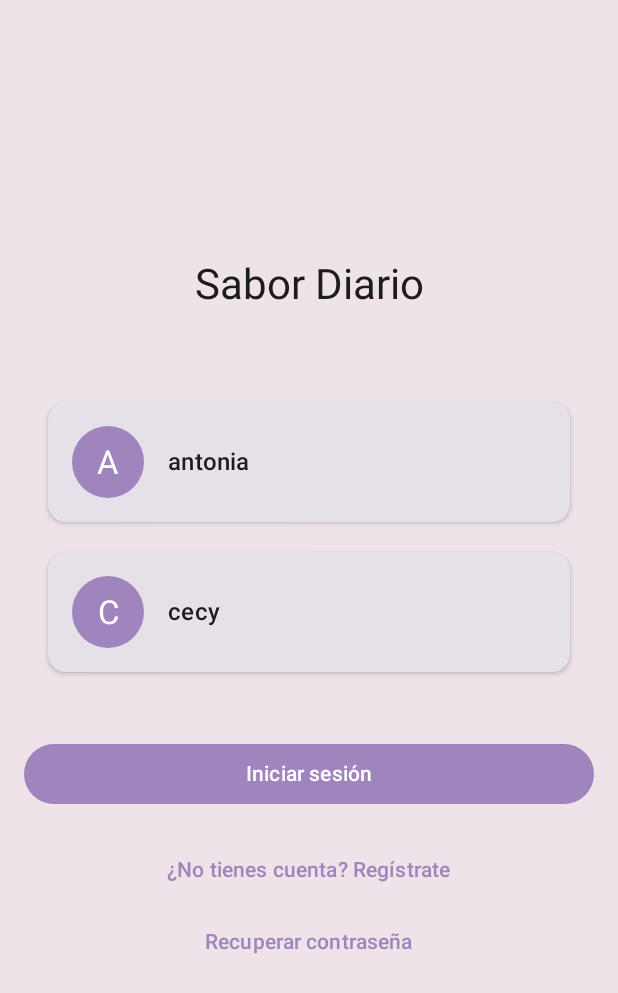
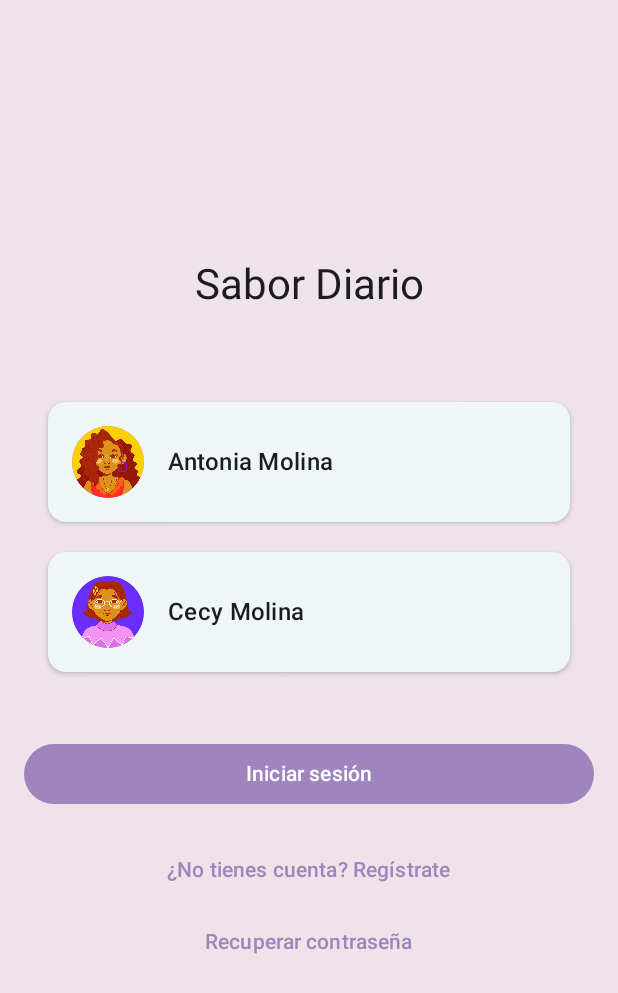
Before and after one commit to cesar-bravo-m/tarea-kotlin, an Android app built with Jetpack Compose: the screen it shows after launch (MainActivity), on a phone screen of 412 x 824 dp. Shown: the top 993 px of the screen. Run offline under Robolectric (Android 15) with nearby library versions, the phone set to English and light mode, and no system bars.

```diff
--- a/app/src/main/java/com/example/myapplication/business/UserCredentials.kt
+++ b/app/src/main/java/com/example/myapplication/business/UserCredentials.kt
@@ -1,9 +1,13 @@
 package com.example.myapplication.business
+
+import com.example.myapplication.R
 
 data class User(
     val username: String,
     var password: String,
     val email: String,
+    val fullName: String,
+    val avatar: Int? = null,
 )
 
 object UserManager {
@@ -11,11 +15,17 @@ object UserManager {
         User(
             username="antonia",
             password="admin",
-            email="admin@example.com"),
+            email="admin@example.com",
+            fullName="Antonia Molina",
+            avatar=R.drawable.female1
+        ),
         User(
             username="cecy",
             password="admin",
-            email="admin@example.com"),
+            fullName="Cecy Molina",
+            email="admin@example.com",
+            avatar=R.drawable.female2
+        ),
     )
 
     fun getUsersWhoPreviouslyHaveLoggedIn(): List<User> {
@@ -30,7 +40,13 @@ object UserManager {
         if (users.any { it.username == username || it.email == email }) {
             return false
         }
-        users.add(User(username, password, email))
+        users.add(User(
+            username=username,
+            password=password,
+            fullName="",
+            email=email,
+            avatar=R.drawable.male1
+        ))
         return true
     }
 
--- a/app/src/main/java/com/example/myapplication/ui/session/LoginScreen.kt
+++ b/app/src/main/java/com/example/myapplication/ui/session/LoginScreen.kt
@@ -34,10 +34,11 @@ fun LoginScreen(
     setVerificationCode: (String) -> Unit,
     setIsLoggedIn: (Boolean) -> Unit,
     setShowRegister: (Boolean) -> Unit,
-    context: Context
+    context: Context,
 ) {
     val (username, setUsername) = remember { mutableStateOf("") }
     val (password, setPassword) = remember { mutableStateOf("") }
+    val (selectedProfile, setSelectedProfile) = remember { mutableStateOf("") }
     Column(
         modifier = Modifier
             .fillMaxSize()
@@ -55,6 +56,8 @@ fun LoginScreen(
         UserCard(
             setUsername = setUsername,
             setPassword = setPassword,
+            selectedProfile = selectedProfile,
+            setSelectedProfile = setSelectedProfile,
         )
 
         // OutlinedTextField(
--- a/app/src/main/java/com/example/myapplication/ui/session/UserCard.kt
+++ b/app/src/main/java/com/example/myapplication/ui/session/UserCard.kt
@@ -1,5 +1,6 @@
 package com.example.myapplication.ui.session
 
+import androidx.compose.foundation.Image
 import androidx.compose.foundation.background
 import androidx.compose.foundation.clickable
 import androidx.compose.foundation.layout.*
@@ -14,7 +15,7 @@ import androidx.compose.runtime.Composable
 import androidx.compose.ui.Alignment
 import androidx.compose.ui.Modifier
 import androidx.compose.ui.draw.clip
-import androidx.compose.ui.text.style.TextAlign
+import androidx.compose.ui.res.painterResource
 import androidx.compose.ui.unit.dp
 import com.example.myapplication.business.User
 import com.example.myapplication.business.UserManager
@@ -23,6 +24,8 @@ import com.example.myapplication.business.UserManager
 fun UserCard(
     setUsername: (String) -> Unit,
     setPassword: (String) -> Unit,
+    selectedProfile: String,
+    setSelectedProfile: (String) -> Unit,
 ) {
     val previousUsers = UserManager.getUsersWhoPreviouslyHaveLoggedIn()
 
@@ -40,7 +43,7 @@ fun UserCard(
             )
         ) {
             items(previousUsers) { user ->
-                UserAvatar(user, setUsername, setPassword)
+                UserAvatar(user, setUsername, setPassword, selectedProfile, setSelectedProfile)
             }
         }
     }
@@ -51,8 +54,11 @@ private fun UserAvatar(
     user: User,
     setUsername: (String) -> Unit,
     setPassword: (String) -> Unit,
+    selectedProfile: String,
+    setSelectedProfile: (String) -> Unit,
 ) {
-    // TODO: If selected, highlight the card
+    val isSelected = user.username == selectedProfile
+
     Card(
         modifier = Modifier
             .fillMaxWidth()
@@ -60,8 +66,21 @@ private fun UserAvatar(
             .clickable {
                 setUsername(user.username)
                 setPassword("admin")
+                setSelectedProfile(user.username)
             },
-        elevation = CardDefaults.cardElevation(defaultElevation = 2.dp),
+        elevation = CardDefaults.cardElevation(
+            defaultElevation = if (isSelected) 8.dp else 2.dp
+        ),
+        colors = CardDefaults.cardColors(
+            containerColor = if (isSelected)
+                MaterialTheme.colorScheme.primaryContainer
+            else
+                MaterialTheme.colorScheme.surface,
+            contentColor = if (isSelected)
+                MaterialTheme.colorScheme.onPrimaryContainer
+            else
+                MaterialTheme.colorScheme.onSurface,
+        )
     ) {
         Row(
             modifier = Modifier
@@ -69,7 +88,6 @@ private fun UserAvatar(
                 .fillMaxWidth(),
             verticalAlignment = Alignment.CenterVertically
         ) {
-            // Avatar circle with first letter of username
             Box(
                 modifier = Modifier
                     .size(48.dp)
@@ -77,18 +95,26 @@ private fun UserAvatar(
                     .background(MaterialTheme.colorScheme.primary),
                 contentAlignment = Alignment.Center
             ) {
-                Text(
-                    text = user.username.first().uppercase(),
-                    color = MaterialTheme.colorScheme.onPrimary,
-                    style = MaterialTheme.typography.titleLarge
-                )
+                if (user.avatar != null) {
+                    Image(
+                        painter= painterResource(id=user.avatar),
+                        contentDescription="Avatar",
+                        modifier=Modifier.fillMaxSize(),
+                    )
+                } else {
+                    Text(
+                        text = user.username.first().uppercase(),
+                        color = MaterialTheme.colorScheme.onPrimary,
+                        style = MaterialTheme.typography.titleLarge
+                    )
+                }
             }
 
             Spacer(modifier = Modifier.width(16.dp))
 
             // Username
             Text(
-                text = user.username,
+                text = user.fullName,
                 style = MaterialTheme.typography.titleMedium,
                 modifier = Modifier.weight(1f)
             )
```
Also changed, not shown: app/src/main/res/drawable/female1.png (added), app/src/main/res/drawable/female2.png (added), app/src/main/res/drawable/male1.png (added), app/src/main/res/drawable/male2.png (added).
